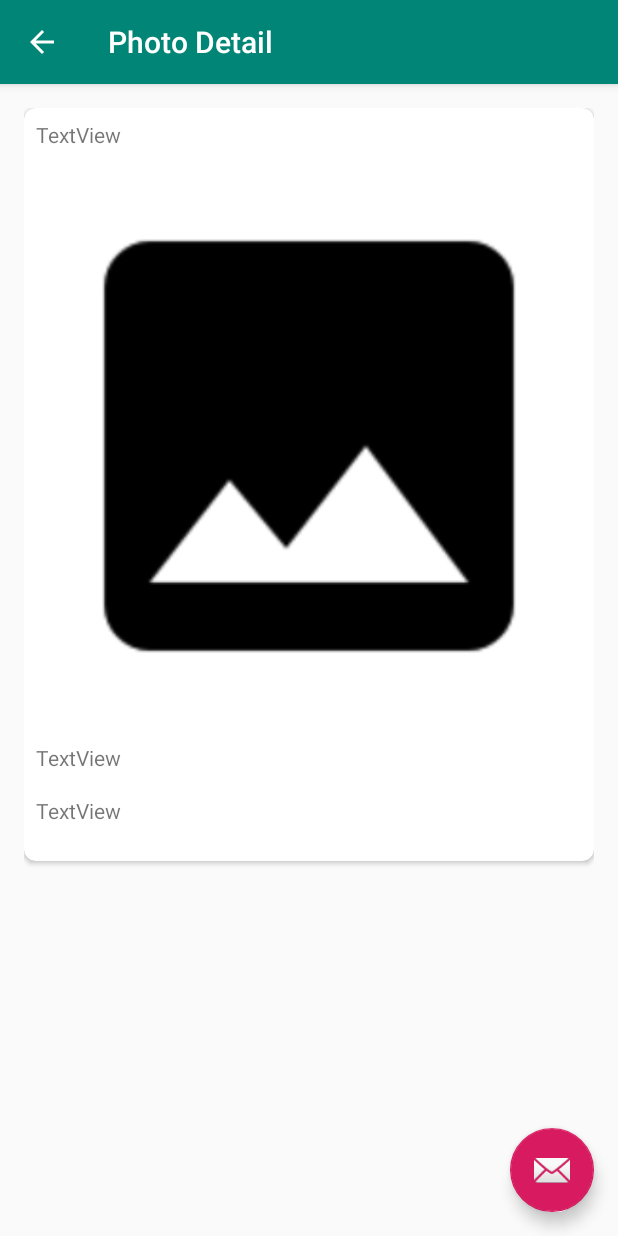
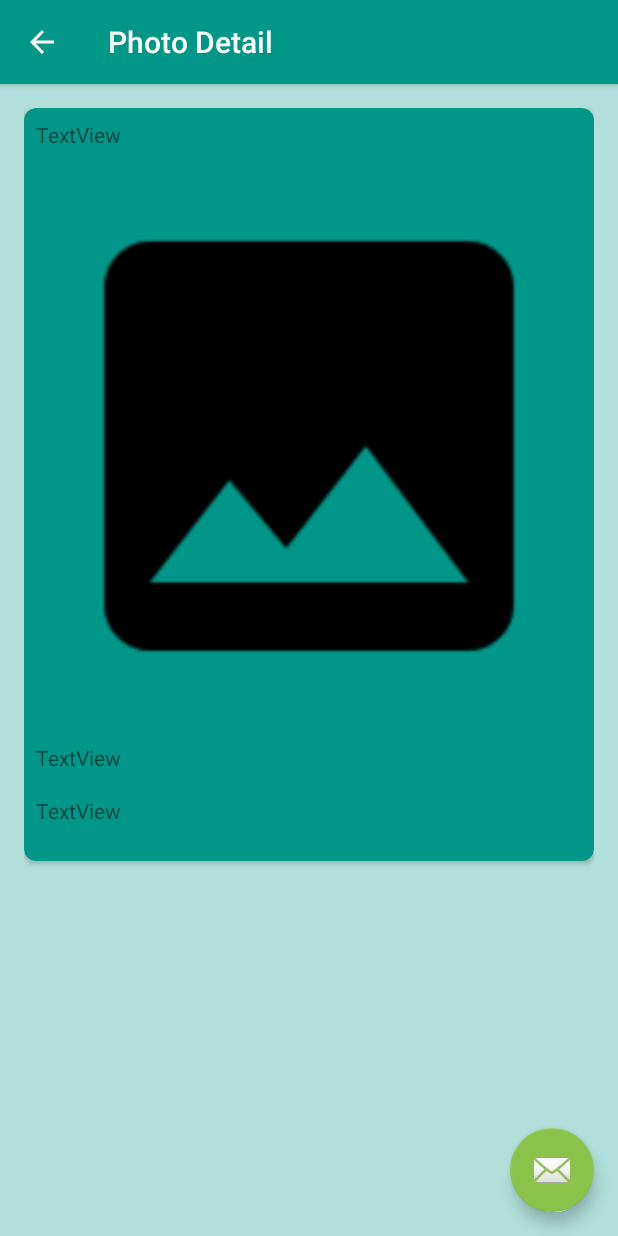
Before and after one commit to Anik7303/flickr_clone, an Android app: the PhotoDetailActivity screen opened directly, with no data from a screen before it, on a phone screen of 412 x 824 dp. Run offline under Robolectric (Android 15) with nearby library versions, the phone set to English and light mode, and no system bars; our stand-ins replace Picasso; pictures from the network do not load.

Commit message:
colors added

```diff
--- /dev/null
+++ b/app/src/main/res/values-v21/styles.xml
@@ -0,0 +1,8 @@
+<?xml version="1.0" encoding="utf-8"?>
+<resources>
+    <style name="AppTheme.NoActionBar">
+        <item name="windowActionBar">false</item>
+        <item name="windowNoTitle">true</item>
+        <item name="android:windowDrawsSystemBarBackgrounds">true</item>
+    </style>
+</resources>
--- /dev/null
+++ b/app/src/main/res/values-v23/styles.xml
@@ -0,0 +1,9 @@
+<?xml version="1.0" encoding="utf-8"?>
+<resources>
+    <style name="AppTheme.NoActionBar">
+        <item name="windowActionBar">false</item>
+        <item name="windowNoTitle">true</item>
+        <item name="android:windowDrawsSystemBarBackgrounds">true</item>
+        <item name="android:colorBackgroundFloating">@color/primary</item>
+    </style>
+</resources>
--- /dev/null
+++ b/app/src/main/res/values-v27/colors.xml
@@ -0,0 +1,11 @@
+<?xml version="1.0" encoding="utf-8"?>
+<resources>
+    <color name="primary">#009688</color>
+    <color name="primary_dark">#00796B</color>
+    <color name="primary_light">#B2DFDB</color>
+    <color name="accent">#8BC34A</color>
+    <color name="primary_text">#212121</color>
+    <color name="secondary_text">#757575</color>
+    <color name="icons">#FFFFFF</color>
+    <color name="divider">#BDBDBD</color>
+</resources>
--- /dev/null
+++ b/app/src/main/res/values-v27/styles.xml
@@ -0,0 +1,14 @@
+<?xml version="1.0" encoding="utf-8"?>
+<resources>
+    <!--<style name="AppTheme" parent="Theme.AppCompat.Light.DarkActionBar">-->
+        <!--<item name="colorPrimary">@color/primary</item>-->
+        <!--<item name="colorPrimaryDark">@color/primary_dark</item>-->
+        <!--<item name="colorAccent">@color/accent</item>-->
+    <!--</style>-->
+    <style name="AppTheme.NoActionBar">
+        <item name="windowActionBar">false</item>
+        <item name="windowNoTitle">true</item>
+        <item name="android:windowDrawsSystemBarBackgrounds">true</item>
+        <item name="android:colorBackgroundFloating">@color/primary</item>
+    </style>
+</resources>
--- a/app/src/main/res/values/colors.xml
+++ b/app/src/main/res/values/colors.xml
@@ -3,4 +3,12 @@
     <color name="colorPrimary">#008577</color>
     <color name="colorPrimaryDark">#00574B</color>
     <color name="colorAccent">#D81B60</color>
+    <color name="primary">#2196F3</color>
+    <color name="primary_dark">#1976D2</color>
+    <color name="primary_light">#BBDEFB</color>
+    <color name="accent">#8BC34A</color>
+    <color name="primary_text">#212121</color>
+    <color name="secondary_text">#757575</color>
+    <color name="icons">#FFFFFF</color>
+    <color name="divider">#BDBDBD</color>
 </resources>
--- a/app/src/main/res/values/styles.xml
+++ b/app/src/main/res/values/styles.xml
@@ -3,9 +3,19 @@
     <!-- Base application theme. -->
     <style name="AppTheme" parent="Theme.AppCompat.Light.DarkActionBar">
         <!-- Customize your theme here. -->
-        <item name="colorPrimary">@color/colorPrimary</item>
-        <item name="colorPrimaryDark">@color/colorPrimaryDark</item>
-        <item name="colorAccent">@color/colorAccent</item>
+        <!--<item name="colorPrimary">@color/colorPrimary</item>-->
+        <!--<item name="colorPrimaryDark">@color/colorPrimaryDark</item>-->
+        <!--<item name="colorAccent">@color/colorAccent</item>-->
+
+        <item name="colorPrimary">@color/primary</item>
+        <item name="colorPrimaryDark">@color/primary_dark</item>
+        <item name="colorAccent">@color/accent</item>
+        <item name="android:textColorPrimary">@color/primary_text</item>
+        <item name="android:textColorSecondary">@color/secondary_text</item>
+        <item name="android:icon">@color/icons</item>
+        <item name="android:windowBackground">@color/primary_light</item>
+        <item name="cardBackgroundColor">@color/primary</item>
+        <item name="android:actionBarDivider">@color/divider</item>
     </style>
 
     <style name="AppTheme.NoActionBar">
```
Also changed, not shown: app/src/main/AndroidManifest.xml (+4 -7 lines).
